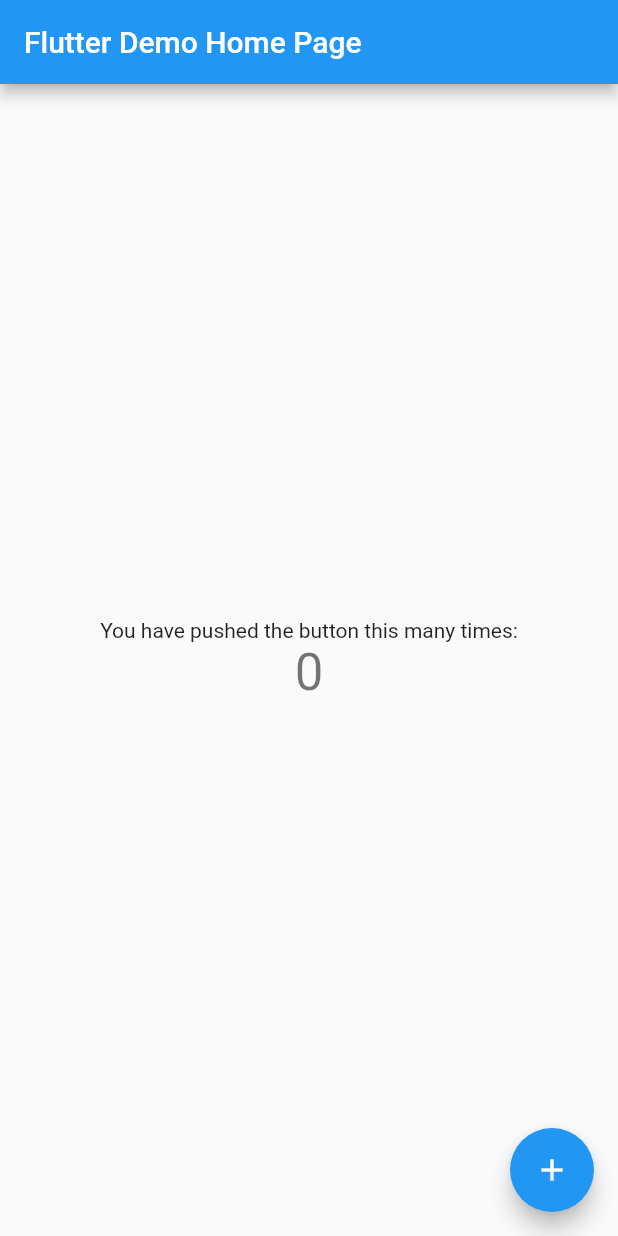
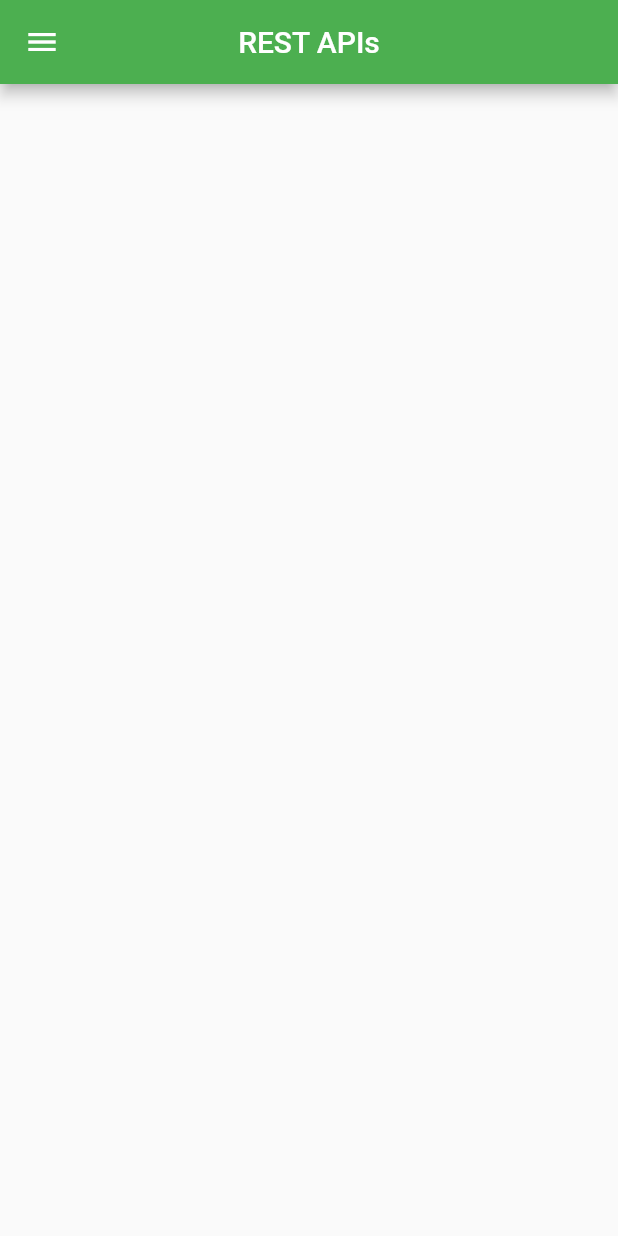
Before and after one commit to muthuri-dev/flutter_with_rest_api, a Flutter app: the screen it shows after launch, on a phone screen of 412 x 824 dp. Run offline on Flutter 3.47's test engine with Material 2 defaults, Android fonts, the phone set to English and light mode, and no system bars.

Commit message:
started working on interface

```diff
--- /dev/null
+++ b/client/lib/components/home.dart
@@ -0,0 +1,21 @@
+import 'package:flutter/material.dart';
+
+class Home extends StatefulWidget {
+  const Home({super.key});
+
+  @override
+  State<Home> createState() => _HomeState();
+}
+
+class _HomeState extends State<Home> {
+  @override
+  Widget build(BuildContext context) {
+    return Scaffold(
+      appBar: AppBar(
+        title: const Text('REST APIs'),
+        centerTitle: true,
+      ),
+      drawer: const Drawer(),
+    );
+  }
+}
--- a/client/lib/main.dart
+++ b/client/lib/main.dart
@@ -1,115 +1,16 @@
 import 'package:flutter/material.dart';
+import 'package:flutter/services.dart';
+
+import 'components/home.dart';
 
 void main() {
-  runApp(const MyApp());
+  SystemChrome.setSystemUIOverlayStyle(
+      const SystemUiOverlayStyle(statusBarColor: Colors.transparent));
+  runApp(
+    MaterialApp(
+      theme: ThemeData(primarySwatch: Colors.green),
+      debugShowCheckedModeBanner: false,
+      home: const Home(),
+    ),
+  );
 }
-
-class MyApp extends StatelessWidget {
-  const MyApp({super.key});
-
-  // This widget is the root of your application.
-  @override
-  Widget build(BuildContext context) {
-    return MaterialApp(
-      title: 'Flutter Demo',
-      theme: ThemeData(
-        // This is the theme of your application.
-        //
-        // Try running your application with "flutter run". You'll see the
-        // application has a blue toolbar. Then, without quitting the app, try
-        // changing the primarySwatch below to Colors.green and then invoke
-        // "hot reload" (press "r" in the console where you ran "flutter run",
-        // or simply save your changes to "hot reload" in a Flutter IDE).
-        // Notice that the counter didn't reset back to zero; the application
-        // is not restarted.
-        primarySwatch: Colors.blue,
-      ),
-      home: const MyHomePage(title: 'Flutter Demo Home Page'),
-    );
-  }
-}
-
-class MyHomePage extends StatefulWidget {
-  const MyHomePage({super.key, required this.title});
-
-  // This widget is the home page of your application. It is stateful, meaning
-  // that it has a State object (defined below) that contains fields that affect
-  // how it looks.
-
-  // This class is the configuration for the state. It holds the values (in this
-  // case the title) provided by the parent (in this case the App widget) and
-  // used by the build method of the State. Fields in a Widget subclass are
-  // always marked "final".
-
-  final String title;
-
-  @override
-  State<MyHomePage> createState() => _MyHomePageState();
-}
-
-class _MyHomePageState extends State<MyHomePage> {
-  int _counter = 0;
-
-  void _incrementCounter() {
-    setState(() {
-      // This call to setState tells the Flutter framework that something has
-      // changed in this State, which causes it to rerun the build method below
-      // so that the display can reflect the updated values. If we changed
-      // _counter without calling setState(), then the build method would not be
-      // called again, and so nothing would appear to happen.
-      _counter++;
-    });
-  }
-
-  @override
-  Widget build(BuildContext context) {
-    // This method is rerun every time setState is called, for instance as done
-    // by the _incrementCounter method above.
-    //
-    // The Flutter framework has been optimized to make rerunning build methods
-    // fast, so that you can just rebuild anything that needs updating rather
-    // than having to individually change instances of widgets.
-    return Scaffold(
-      appBar: AppBar(
-        // Here we take the value from the MyHomePage object that was created by
-        // the App.build method, and use it to set our appbar title.
-        title: Text(widget.title),
-      ),
-      body: Center(
-        // Center is a layout widget. It takes a single child and positions it
-        // in the middle of the parent.
-        child: Column(
-          // Column is also a layout widget. It takes a list of children and
-          // arranges them vertically. By default, it sizes itself to fit its
-          // children horizontally, and tries to be as tall as its parent.
-          //
-          // Invoke "debug painting" (press "p" in the console, choose the
-          // "Toggle Debug Paint" action from the Flutter Inspector in Android
-          // Studio, or the "Toggle Debug Paint" command in Visual Studio Code)
-          // to see the wireframe for each widget.
-          //
-          // Column has various properties to control how it sizes itself and
-          // how it positions its children. Here we use mainAxisAlignment to
-          // center the children vertically; the main axis here is the vertical
-          // axis because Columns are vertical (the cross axis would be
-          // horizontal).
-          mainAxisAlignment: MainAxisAlignment.center,
-          children: <Widget>[
-            const Text(
-              'You have pushed the button this many times:',
-            ),
-            Text(
-              '$_counter',
-              style: Theme.of(context).textTheme.headlineMedium,
-            ),
-          ],
-        ),
-      ),
-      floatingActionButton: FloatingActionButton(
-        onPressed: _incrementCounter,
-        tooltip: 'Increment',
-        child: const Icon(Icons.add),
-      ), // This trailing comma makes auto-formatting nicer for build methods.
-    );
-  }
-}
```
Also changed, not shown: 1 other file.
